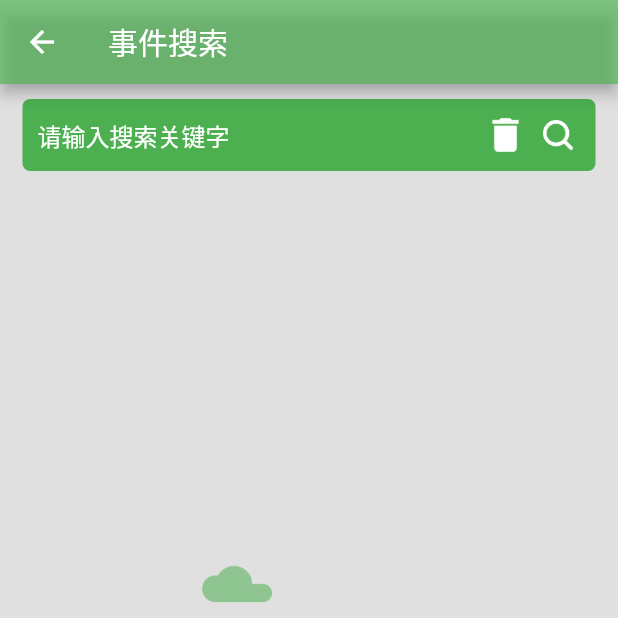
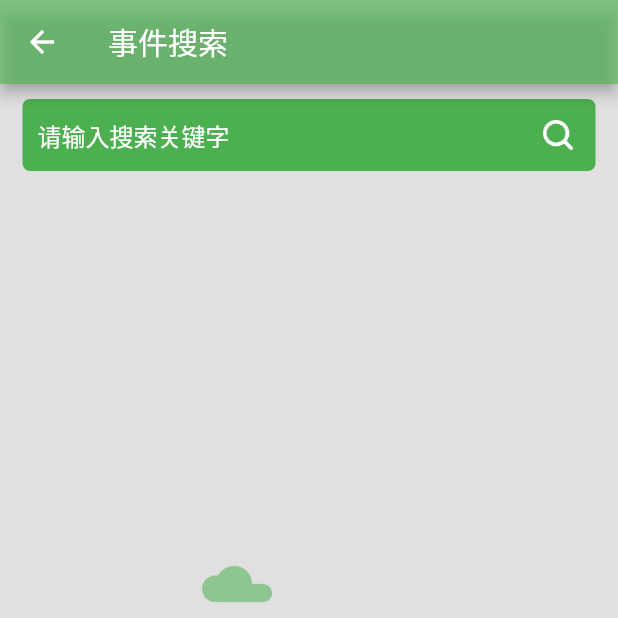
Before and after one commit to 13217300237/smartDiary, a Flutter app: the EventSearchPage2 screen opened directly, on a phone screen of 412 x 824 dp, the top half of it. Run offline on Flutter 3.47's test engine with Material 2 defaults, Android fonts, the phone set to English and light mode, and no system bars; drawn by our look-alikes of oktoast; our stand-ins replace buttons_tabbar, date_format, event_bus, flutter_colorpicker, flutter_datetime_picker, flutter_easyloading and 5 more; missing offline and left inert: group_list_view, sqlite_viewer, video_thumbnail, wechat_assets_picker, wechat_camera_picker; accounts and stored records are empty.

Commit message:
Update event_search_page2.dart

```diff
--- a/lib/page/event/page/event_search_page2.dart
+++ b/lib/page/event/page/event_search_page2.dart
@@ -55,16 +55,19 @@ class EventSearchPage2 extends StatelessWidget {
                   },
                   child: Image.asset(AssetManager.png('search'), color: Colors.white, width: 20)),
             ),
-            // if (_vm.searchText.isNotEmpty)
-            Positioned(
+            Obx(() => Positioned(
                   right: 45,
+                  child: Visibility(
+                    visible: c.showDeleteBtn.value,
                     child: GestureDetector(
                         onTap: () {
                           c.searchTextController.text = '';
+                          c.onTextChange('');
                           _onSubmitSearch();
                         },
                         child: Image.asset(AssetManager.png('delete'), color: Colors.white, width: 30)),
                   ),
+                )),
           ],
         ));
   }
@@ -77,6 +80,7 @@ class EventSearchPage2 extends StatelessWidget {
         child: TextField(
             focusNode: text1FocusNode,
             readOnly: false,
+            onChanged: c.onTextChange,
             onSubmitted: (v) => _onSubmitSearch(),
             controller: c.searchTextController,
             style: const TextStyle(fontSize: 16, color: Colors.white),
```
Lines whose indentation alone changed are shown as unchanged.
